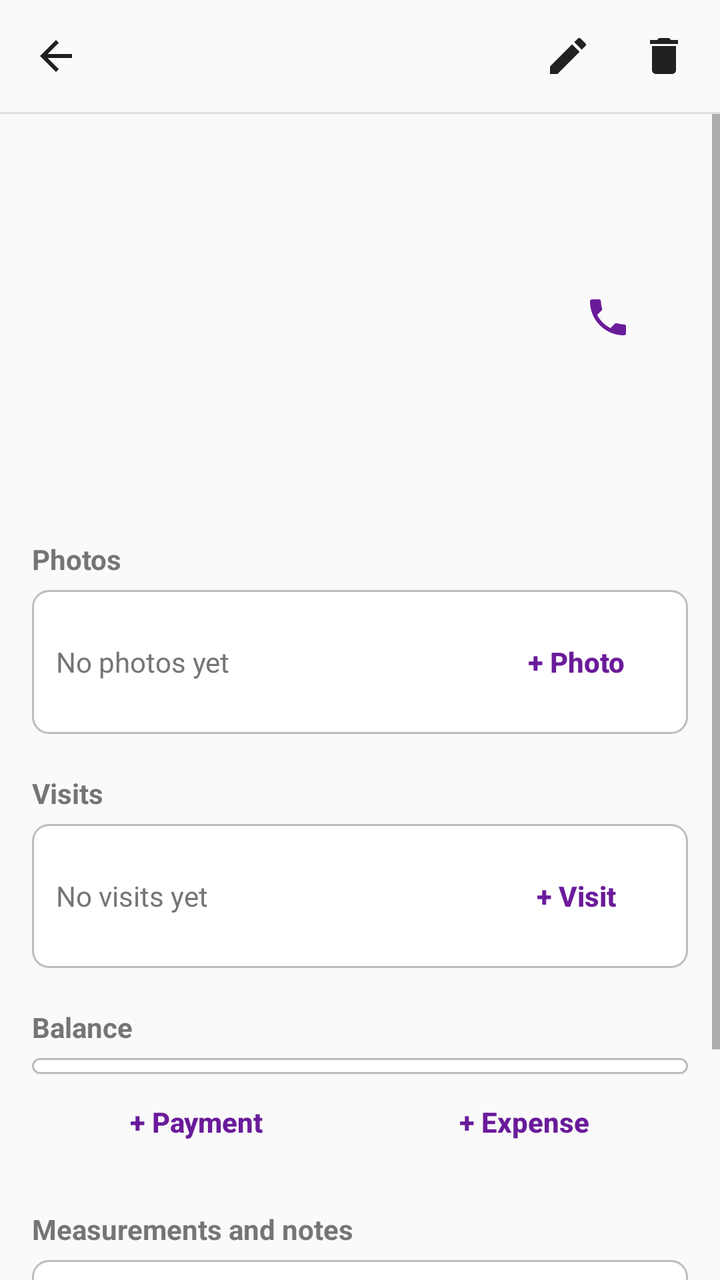
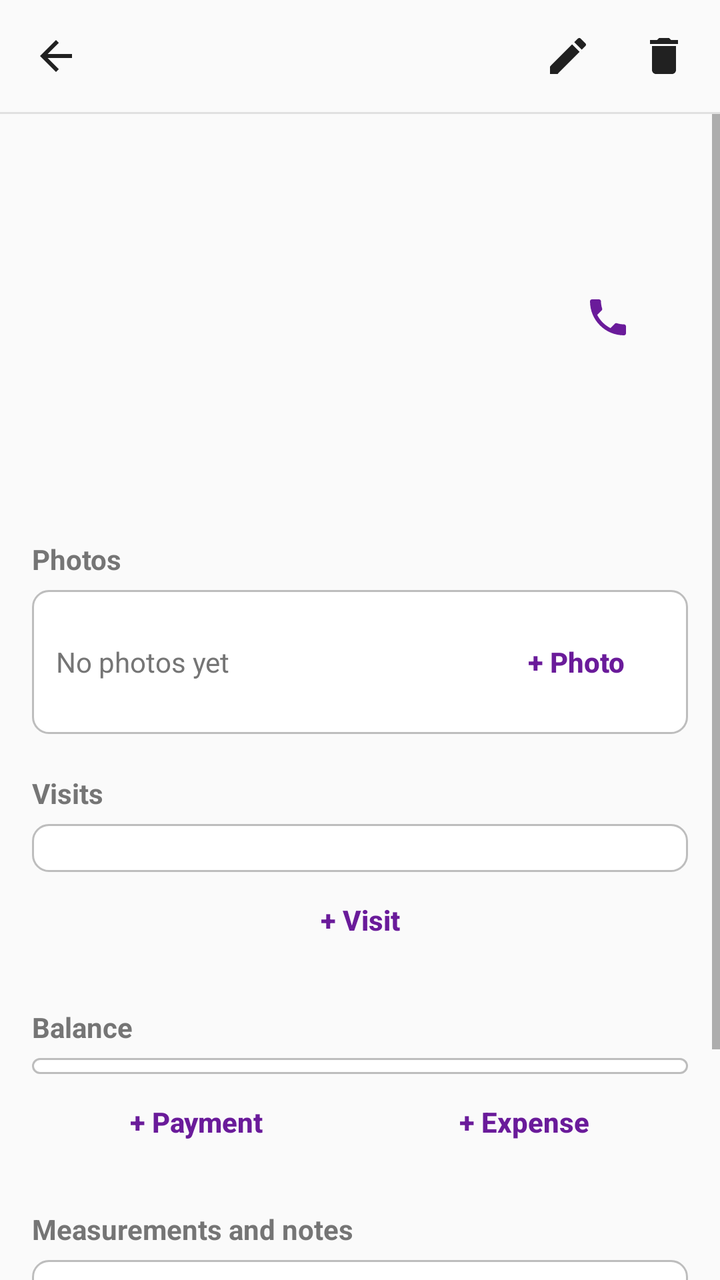

Compare the two renders of this Android layout. The source of the first and the diff that turns it into the second are given below.
<!-- AndroidManifest.xml: application theme AppTheme -->
<!-- res/layout/activity_order_detail.xml -->
<?xml version="1.0" encoding="utf-8"?>
<LinearLayout xmlns:android="http://schemas.android.com/apk/res/android"
    android:layout_width="match_parent"
    android:layout_height="match_parent"
    android:fitsSystemWindows="true"
    android:orientation="vertical">

    <LinearLayout
        android:layout_width="match_parent"
        android:layout_height="@dimen/title_bar_height"
        android:gravity="center_vertical"
        android:orientation="horizontal">

        <ImageButton
            android:id="@+id/btn_back"
            android:layout_width="@dimen/form_touch"
            android:layout_height="@dimen/form_touch"
            android:layout_marginStart="4dp"
            android:background="@drawable/icon_button_ripple"
            android:contentDescription="@string/detail_back_desc"
            android:src="@drawable/ic_back" />

        <TextView
            android:id="@+id/title"
            android:layout_width="0dp"
            android:layout_height="wrap_content"
            android:layout_weight="1"
            android:paddingStart="8dp"
            android:singleLine="true"
            android:ellipsize="end"
            android:textColor="@color/text_primary"
            android:textSize="@dimen/title_text_size"
            android:textStyle="bold" />

        <ImageButton
            android:id="@+id/btn_edit"
            android:layout_width="@dimen/form_touch"
            android:layout_height="@dimen/form_touch"
            android:background="@drawable/icon_button_ripple"
            android:contentDescription="@string/detail_edit_desc"
            android:src="@drawable/ic_edit" />

        <ImageButton
            android:id="@+id/btn_delete"
            android:layout_width="@dimen/form_touch"
            android:layout_height="@dimen/form_touch"
            android:layout_marginEnd="4dp"
            android:background="@drawable/icon_button_ripple"
            android:contentDescription="@string/detail_delete_desc"
            android:src="@drawable/ic_delete" />
    </LinearLayout>

    <View
        android:layout_width="match_parent"
        android:layout_height="1dp"
        android:background="@drawable/tab_divider" />

    <ScrollView
        android:id="@+id/scroll"
        android:layout_width="match_parent"
        android:layout_height="0dp"
        android:layout_weight="1"
        android:clipToPadding="false"
        android:paddingBottom="@dimen/form_bottom_space">

        <LinearLayout
            android:layout_width="match_parent"
            android:layout_height="wrap_content"
            android:orientation="vertical"
            android:paddingStart="@dimen/form_side"
            android:paddingEnd="@dimen/form_side"
            android:paddingTop="@dimen/form_gap">

            
            <LinearLayout
                android:id="@+id/header"
                android:layout_width="match_parent"
                android:layout_height="wrap_content"
                android:orientation="vertical"
                android:paddingTop="@dimen/detail_header_padding"
                android:paddingBottom="@dimen/detail_header_padding"
                android:paddingStart="@dimen/card_padding_start"
                android:paddingEnd="@dimen/detail_header_padding">

                <TextView
                    android:id="@+id/kind_line"
                    android:layout_width="match_parent"
                    android:layout_height="wrap_content"
                    android:textSize="@dimen/chip_text_size"
                    android:textStyle="bold" />

                <TextView
                    android:id="@+id/customer"
                    android:layout_width="match_parent"
                    android:layout_height="wrap_content"
                    android:layout_marginTop="4dp"
                    android:textColor="@color/text_primary"
                    android:textSize="@dimen/detail_name_text_size"
                    android:textStyle="bold" />

                <LinearLayout
                    android:id="@+id/phone_row"
                    android:layout_width="match_parent"
                    android:layout_height="wrap_content"
                    android:gravity="center_vertical"
                    android:orientation="horizontal">

                    <TextView
                        android:id="@+id/phone"
                        android:layout_width="0dp"
                        android:layout_height="wrap_content"
                        android:layout_weight="1"
                        android:singleLine="true"
                        android:textColor="@color/text_primary"
                        android:textSize="@dimen/form_text_size" />

                    <ImageButton
                        android:id="@+id/btn_call"
                        android:layout_width="@dimen/form_touch"
                        android:layout_height="@dimen/form_touch"
                        android:background="@drawable/icon_button_ripple"
                        android:contentDescription="@string/detail_call_desc"
                        android:src="@drawable/ic_call" />
                </LinearLayout>

                <LinearLayout
                    android:layout_width="match_parent"
                    android:layout_height="wrap_content"
                    android:layout_marginTop="4dp"
                    android:gravity="center_vertical"
                    android:orientation="horizontal">

                    <TextView
                        android:id="@+id/deadline"
                        android:layout_width="wrap_content"
                        android:layout_height="wrap_content"
                        android:singleLine="true"
                        android:textColor="@color/text_primary"
                        android:textSize="@dimen/form_text_size" />

                    <TextView
                        android:id="@+id/overdue_chip"
                        android:layout_width="wrap_content"
                        android:layout_height="wrap_content"
                        android:layout_marginStart="@dimen/chip_margin_start"
                        android:paddingStart="@dimen/chip_padding_horizontal"
                        android:paddingEnd="@dimen/chip_padding_horizontal"
                        android:paddingTop="@dimen/chip_padding_vertical"
                        android:paddingBottom="@dimen/chip_padding_vertical"
                        android:singleLine="true"
                        android:text="@string/card_overdue"
                        android:textColor="@color/overdue_text"
                        android:textSize="@dimen/chip_text_size"
                        android:visibility="gone" />
                </LinearLayout>

                <TextView
                    android:id="@+id/stage_line"
                    android:layout_width="match_parent"
                    android:layout_height="wrap_content"
                    android:layout_marginTop="4dp"
                    android:textColor="@color/text_muted"
                    android:textSize="@dimen/form_text_size" />
            </LinearLayout>

            
            <TextView style="@style/DetailSection" android:text="@string/section_photos" />
            <HorizontalScrollView
                android:id="@+id/photo_scroll"
                android:layout_width="match_parent"
                android:layout_height="wrap_content"
                android:overScrollMode="never"
                android:scrollbars="none"
                android:visibility="gone">
                <LinearLayout
                    android:id="@+id/photo_strip"
                    android:layout_width="wrap_content"
                    android:layout_height="wrap_content"
                    android:orientation="horizontal" />
            </HorizontalScrollView>
            <LinearLayout
                android:id="@+id/photos_empty_box"
                style="@style/DetailBox"
                android:orientation="horizontal"
                android:gravity="center_vertical">
                <TextView
                    android:layout_width="0dp"
                    android:layout_height="wrap_content"
                    android:layout_weight="1"
                    android:text="@string/photos_empty"
                    android:textColor="@color/text_muted"
                    android:textSize="@dimen/body_text_size" />
                <Button
                    android:id="@+id/btn_add_photo"
                    style="@style/DetailTextButton"
                    android:text="@string/photos_add" />
            </LinearLayout>

            
            <TextView style="@style/DetailSection" android:text="@string/section_visits" />
            <LinearLayout
                style="@style/DetailBox"
                android:orientation="horizontal"
                android:gravity="center_vertical">
                <TextView
                    android:layout_width="0dp"
                    android:layout_height="wrap_content"
                    android:layout_weight="1"
                    android:text="@string/visits_empty"
                    android:textColor="@color/text_muted"
                    android:textSize="@dimen/body_text_size" />
                <Button
                    android:id="@+id/btn_add_visit"
                    style="@style/DetailTextButton"
                    android:text="@string/visits_add" />
            </LinearLayout>

            
            <TextView style="@style/DetailSection" android:text="@string/section_money" />
            <LinearLayout
                android:id="@+id/ledger"
                style="@style/DetailBox"
                android:orientation="vertical"
                android:paddingTop="4dp"
                android:paddingBottom="4dp" />
            <LinearLayout
                android:layout_width="match_parent"
                android:layout_height="wrap_content"
                android:orientation="horizontal">
                <Button
                    android:id="@+id/btn_add_payment"
                    style="@style/DetailTextButton"
                    android:layout_width="0dp"
                    android:layout_weight="1"
                    android:text="@string/add_payment" />
                <Button
                    android:id="@+id/btn_add_expense"
                    style="@style/DetailTextButton"
                    android:layout_width="0dp"
                    android:layout_weight="1"
                    android:text="@string/add_expense" />
            </LinearLayout>

            
            <TextView style="@style/DetailSection" android:text="@string/label_notes" />
            <TextView
                android:id="@+id/notes"
                style="@style/DetailBox"
                android:textColor="@color/text_primary"
                android:textIsSelectable="true"
                android:textSize="@dimen/form_text_size" />

            
            <LinearLayout
                android:id="@+id/actions"
                android:layout_width="match_parent"
                android:layout_height="wrap_content"
                android:layout_marginTop="@dimen/detail_section_gap"
                android:orientation="vertical" />

            <Button
                android:id="@+id/btn_share"
                style="@style/DetailTextButton"
                android:layout_width="match_parent"
                android:text="@string/share" />
        </LinearLayout>
    </ScrollView>
</LinearLayout>
<!-- resources referenced by this layout -->
<resources>
  <color name="overdue_text">#E65100</color>
  <color name="text_muted">#757575</color>
  <color name="text_primary">#212121</color>
  <dimen name="body_text_size">14sp</dimen>
  <dimen name="card_padding_start">16dp</dimen>
  <dimen name="chip_margin_start">6dp</dimen>
  <dimen name="chip_padding_horizontal">8dp</dimen>
  <dimen name="chip_padding_vertical">2dp</dimen>
  <dimen name="chip_text_size">12sp</dimen>
  <dimen name="detail_header_padding">16dp</dimen>
  <dimen name="detail_name_text_size">22sp</dimen>
  <dimen name="detail_section_gap">20dp</dimen>
  <dimen name="form_bottom_space">32dp</dimen>
  <dimen name="form_gap">12dp</dimen>
  <dimen name="form_side">16dp</dimen>
  <dimen name="form_text_size">16sp</dimen>
  <dimen name="form_touch">48dp</dimen>
  <dimen name="title_bar_height">56dp</dimen>
  <dimen name="title_text_size">20sp</dimen>
  <!-- drawable icon_button_ripple (drawable) -->
  <?xml version="1.0" encoding="utf-8"?>
  <ripple xmlns:android="http://schemas.android.com/apk/res/android"
      android:color="@color/ripple">
      <item android:id="@android:id/mask">
          <shape android:shape="oval">
              <solid android:color="@android:color/white" />
          </shape>
      </item>
  </ripple>
  <!-- drawable tab_divider (drawable) -->
  <?xml version="1.0" encoding="utf-8"?>
  <shape xmlns:android="http://schemas.android.com/apk/res/android">
      <solid android:color="@color/tab_divider" />
  </shape>
  <string name="add_expense">+ Expense</string>
  <string name="add_payment">+ Payment</string>
  <string name="card_overdue">⚠ overdue</string>
  <string name="detail_back_desc">Back</string>
  <string name="detail_call_desc">Call</string>
  <string name="detail_delete_desc">Delete order</string>
  <string name="detail_edit_desc">Edit order</string>
  <string name="label_notes">Measurements and notes</string>
  <string name="photos_add">+ Photo</string>
  <string name="photos_empty">No photos yet</string>
  <string name="section_money">Balance</string>
  <string name="section_photos">Photos</string>
  <string name="section_visits">Visits</string>
  <string name="share">Share</string>
  <string name="visits_add">+ Visit</string>
  <string name="visits_empty">No visits yet</string>
  <style name="AppTheme" parent="android:Theme.Material.Light.NoActionBar">
          <item name="android:colorAccent">@color/accent</item>
          <item name="android:windowBackground">@color/screen_bg</item>
          <item name="android:statusBarColor">@color/screen_bg</item>
          <item name="android:windowLightStatusBar">true</item>
      </style>
  <color name="accent">#6A1B9A</color>
  <color name="ripple">#1F000000</color>
  <color name="tab_divider">#E0E0E0</color>
  <dimen name="form_field_padding">12dp</dimen>
  <dimen name="detail_section_text_size">14sp</dimen>
  <dimen name="detail_button_height">48dp</dimen>
  <color name="screen_bg">#FAFAFA</color>
  <color name="field_bg">#FFFFFF</color>
  <dimen name="form_stroke_active">2dp</dimen>
  <color name="error">#B00020</color>
  <dimen name="form_field_radius">8dp</dimen>
  <dimen name="form_stroke">1dp</dimen>
  <color name="field_stroke">#BDBDBD</color>
  <!-- unchanged entries left out for length: 8 -->
</resources>

<!-- the commit's change to res/layout/activity_order_detail.xml (unified diff, before → after) -->
@@ -54,6 +54,40 @@
         android:layout_width="match_parent"
         android:layout_height="1dp"
         android:background="@drawable/tab_divider" />
+
+    <LinearLayout
+        android:id="@+id/book_banner"
+        android:layout_width="match_parent"
+        android:layout_height="@dimen/form_touch"
+        android:background="@color/chip_selected_bg"
+        android:gravity="center_vertical"
+        android:orientation="horizontal"
+        android:paddingStart="@dimen/form_side"
+        android:visibility="gone">
+
+        <TextView
+            android:layout_width="0dp"
+            android:layout_height="wrap_content"
+            android:layout_weight="1"
+            android:singleLine="true"
+            android:ellipsize="end"
+            android:text="@string/appt_book_prompt"
+            android:textColor="@color/text_primary"
+            android:textSize="@dimen/body_text_size" />
+
+        <Button
+            android:id="@+id/btn_book"
+            style="@style/DetailTextButton"
+            android:text="@string/appt_book_action" />
+
+        <ImageButton
+            android:id="@+id/btn_book_dismiss"
+            android:layout_width="@dimen/form_touch"
+            android:layout_height="@dimen/form_touch"
+            android:background="@drawable/icon_button_ripple"
+            android:contentDescription="@string/appt_dismiss_desc"
+            android:src="@drawable/ic_close" />
+    </LinearLayout>
 
     <ScrollView
         android:id="@+id/scroll"
@@ -199,21 +233,14 @@
             
             <TextView style="@style/DetailSection" android:text="@string/section_visits" />
             <LinearLayout
-                style="@style/DetailBox"
-                android:orientation="horizontal"
-                android:gravity="center_vertical">
-                <TextView
-                    android:layout_width="0dp"
-                    android:layout_height="wrap_content"
-                    android:layout_weight="1"
-                    android:text="@string/visits_empty"
-                    android:textColor="@color/text_muted"
-                    android:textSize="@dimen/body_text_size" />
-                <Button
-                    android:id="@+id/btn_add_visit"
-                    style="@style/DetailTextButton"
-                    android:text="@string/visits_add" />
-            </LinearLayout>
+                android:id="@+id/visits"
+                style="@style/DetailBox"
+                android:orientation="vertical" />
+            <Button
+                android:id="@+id/btn_add_visit"
+                style="@style/DetailTextButton"
+                android:layout_width="match_parent"
+                android:text="@string/visits_add" />
 
             
             <TextView style="@style/DetailSection" android:text="@string/section_money" />
<!-- resource entries referenced after the edit -->
@@ -1,5 +1,6 @@
 <!-- resources referenced by this layout -->
 <resources>
+  <color name="chip_selected_bg">#EDE3F3</color>
   <color name="overdue_text">#E65100</color>
   <color name="text_muted">#757575</color>
   <color name="text_primary">#212121</color>
@@ -19,6 +20,16 @@
   <dimen name="form_touch">48dp</dimen>
   <dimen name="title_bar_height">56dp</dimen>
   <dimen name="title_text_size">20sp</dimen>
+  <!-- drawable ic_close (drawable) -->
+  <vector xmlns:android="http://schemas.android.com/apk/res/android"
+      android:width="24dp"
+      android:height="24dp"
+      android:viewportWidth="24"
+      android:viewportHeight="24">
+      <path
+          android:fillColor="#212121"
+          android:pathData="M19,6.41L17.59,5 12,10.59 6.41,5 5,6.41 10.59,12 5,17.59 6.41,19 12,13.41 17.59,19 19,17.59 13.41,12z" />
+  </vector>
   <!-- drawable icon_button_ripple (drawable) -->
   <?xml version="1.0" encoding="utf-8"?>
   <ripple xmlns:android="http://schemas.android.com/apk/res/android"
@@ -36,6 +47,9 @@
   </shape>
   <string name="add_expense">+ Expense</string>
   <string name="add_payment">+ Payment</string>
+  <string name="appt_book_action">Book</string>
+  <string name="appt_book_prompt">Book a visit?</string>
+  <string name="appt_dismiss_desc">Dismiss</string>
   <string name="card_overdue">⚠ overdue</string>
   <string name="detail_back_desc">Back</string>
   <string name="detail_call_desc">Call</string>
@@ -49,7 +63,6 @@
   <string name="section_visits">Visits</string>
   <string name="share">Share</string>
   <string name="visits_add">+ Visit</string>
-  <string name="visits_empty">No visits yet</string>
   <style name="AppTheme" parent="android:Theme.Material.Light.NoActionBar">
           <item name="android:colorAccent">@color/accent</item>
           <item name="android:windowBackground">@color/screen_bg</item>
